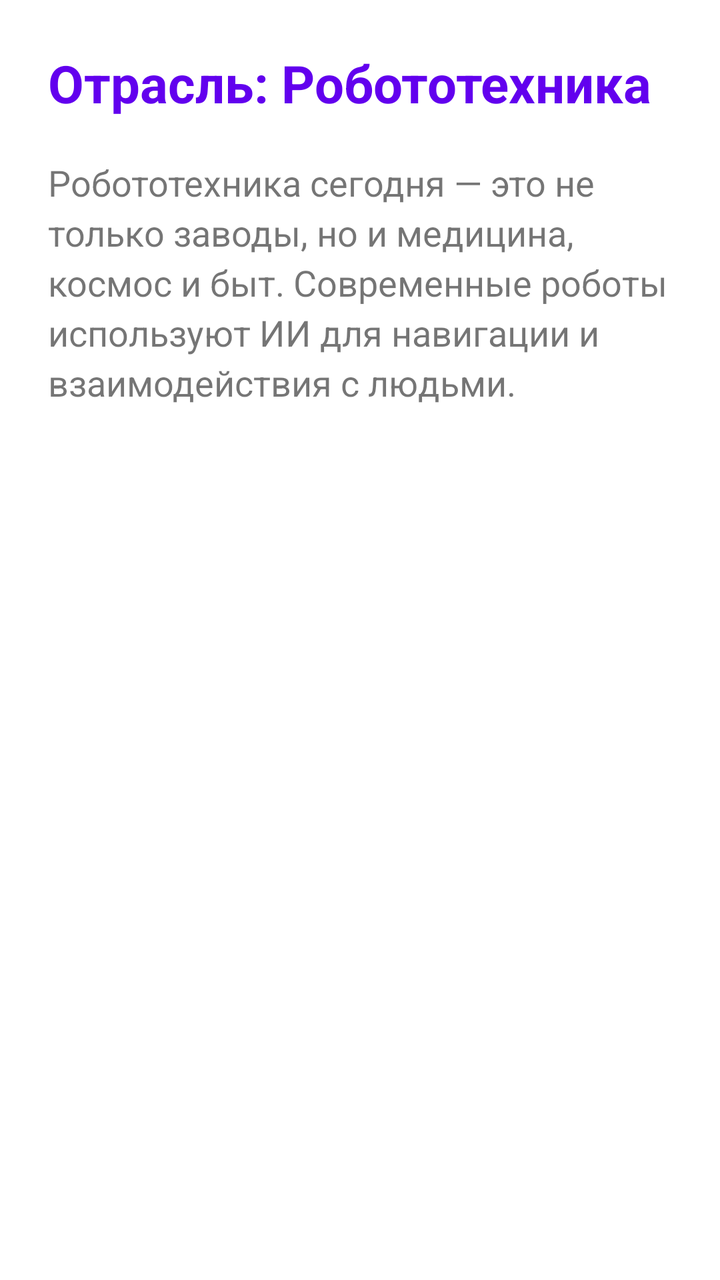
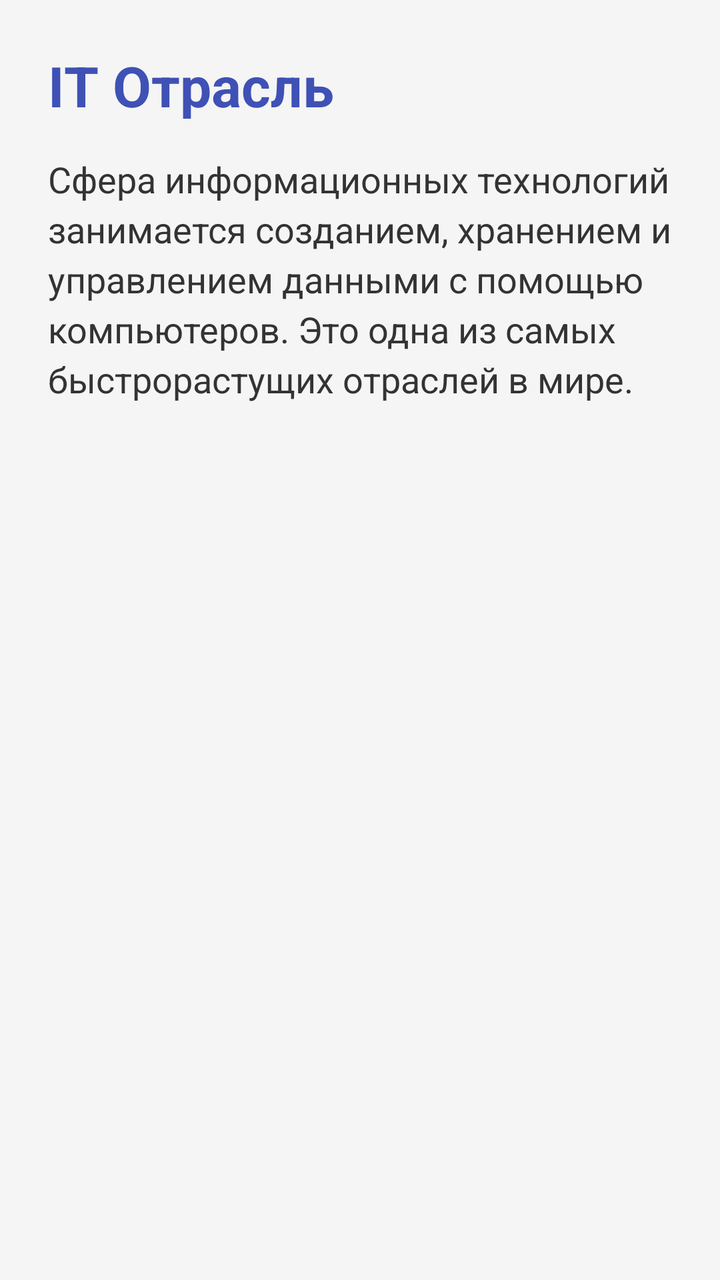

Compare the two renders of this Android layout. The source of the first and the diff that turns it into the second are given below.
<!-- AndroidManifest.xml: application theme Theme.MireaProject -->
<!-- res/layout/fragment_data.xml -->
<androidx.constraintlayout.widget.ConstraintLayout xmlns:android="http://schemas.android.com/apk/res/android"
    xmlns:app="http://schemas.android.com/apk/res-auto"
    android:layout_width="match_parent"
    android:layout_height="match_parent"
    android:padding="24dp">

    <TextView
        android:id="@+id/title"
        android:layout_width="wrap_content"
        android:layout_height="wrap_content"
        android:text="Отрасль: Робототехника"
        android:textSize="26sp"
        android:textStyle="bold"
        android:textColor="?attr/colorPrimary"
        app:layout_constraintTop_toTopOf="parent"
        app:layout_constraintStart_toStartOf="parent" />

    <TextView
        android:id="@+id/description"
        android:layout_width="0dp"
        android:layout_height="wrap_content"
        android:layout_marginTop="20dp"
        android:text="Робототехника сегодня — это не только заводы, но и медицина, космос и быт. Современные роботы используют ИИ для навигации и взаимодействия с людьми."
        android:textSize="18sp"
        android:lineSpacingExtra="4dp"
        app:layout_constraintTop_toBottomOf="@id/title"
        app:layout_constraintStart_toStartOf="parent"
        app:layout_constraintEnd_toEndOf="parent" />

</androidx.constraintlayout.widget.ConstraintLayout>
<!-- resources referenced by this layout -->
<resources>
  <style name="Theme.MireaProject" parent="Theme.MaterialComponents.DayNight.DarkActionBar">
          
          <item name="colorPrimary">@color/purple_500</item>
          <item name="colorPrimaryVariant">@color/purple_700</item>
          <item name="colorOnPrimary">@color/white</item>
          
          <item name="colorSecondary">@color/teal_200</item>
          <item name="colorSecondaryVariant">@color/teal_700</item>
          <item name="colorOnSecondary">@color/black</item>
          
          <item name="android:statusBarColor">?attr/colorPrimaryVariant</item>
          
      </style>
  <color name="purple_500">#FF6200EE</color>
  <color name="purple_700">#FF3700B3</color>
  <color name="white">#FFFFFFFF</color>
  <color name="teal_200">#FF03DAC5</color>
  <color name="teal_700">#FF018786</color>
  <color name="black">#FF000000</color>
</resources>

<!-- the commit's change to res/layout/fragment_data.xml (unified diff, before → after) -->
@@ -1,30 +1,25 @@
-<androidx.constraintlayout.widget.ConstraintLayout xmlns:android="http://schemas.android.com/apk/res/android"
-    xmlns:app="http://schemas.android.com/apk/res-auto"
+<?xml version="1.0" encoding="utf-8"?>
+<LinearLayout xmlns:android="http://schemas.android.com/apk/res/android"
     android:layout_width="match_parent"
     android:layout_height="match_parent"
-    android:padding="24dp">
+    android:orientation="vertical"
+    android:padding="24dp"
+    android:background="#F5F5F5">
 
     <TextView
-        android:id="@+id/title"
-        android:layout_width="wrap_content"
+        android:layout_width="match_parent"
         android:layout_height="wrap_content"
-        android:text="Отрасль: Робототехника"
-        android:textSize="26sp"
+        android:text="IT Отрасль"
+        android:textSize="28sp"
         android:textStyle="bold"
-        android:textColor="?attr/colorPrimary"
-        app:layout_constraintTop_toTopOf="parent"
-        app:layout_constraintStart_toStartOf="parent" />
+        android:textColor="#3F51B5"
+        android:layout_marginBottom="16dp"/>
 
     <TextView
-        android:id="@+id/description"
-        android:layout_width="0dp"
+        android:layout_width="match_parent"
         android:layout_height="wrap_content"
-        android:layout_marginTop="20dp"
-        android:text="Робототехника сегодня — это не только заводы, но и медицина, космос и быт. Современные роботы используют ИИ для навигации и взаимодействия с людьми."
+        android:text="Сфера информационных технологий занимается созданием, хранением и управлением данными с помощью компьютеров. Это одна из самых быстрорастущих отраслей в мире."
         android:textSize="18sp"
-        android:lineSpacingExtra="4dp"
-        app:layout_constraintTop_toBottomOf="@id/title"
-        app:layout_constraintStart_toStartOf="parent"
-        app:layout_constraintEnd_toEndOf="parent" />
-
-</androidx.constraintlayout.widget.ConstraintLayout>
+        android:textColor="#333333"
+        android:lineSpacingExtra="4dp"/>
+</LinearLayout>
